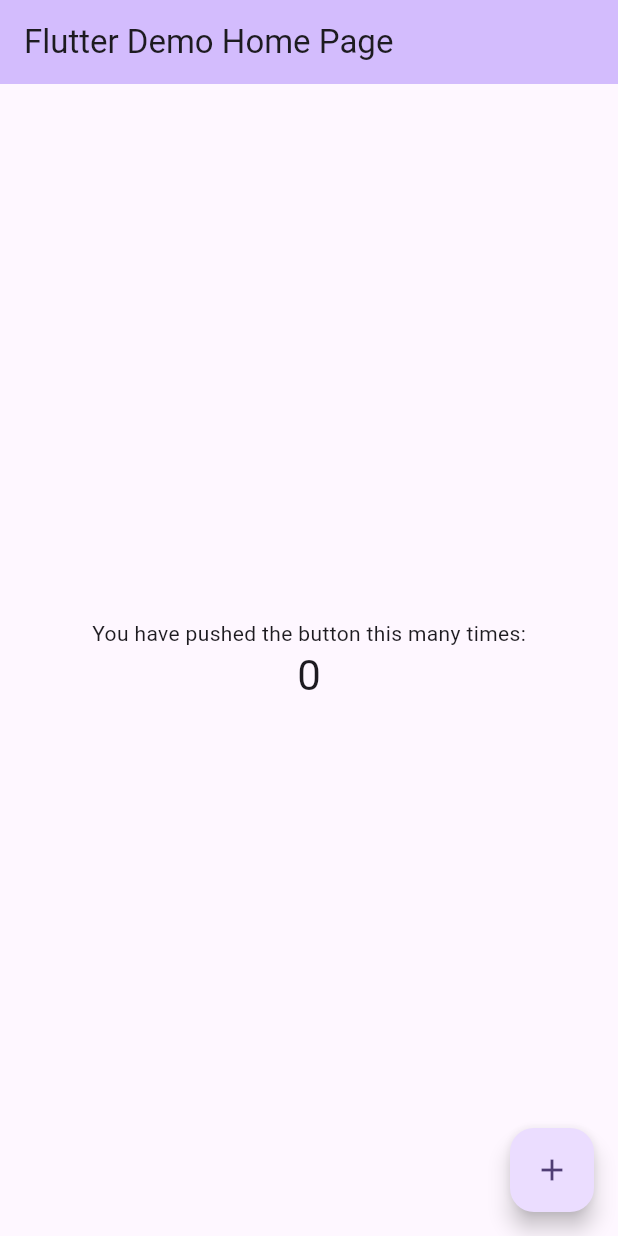
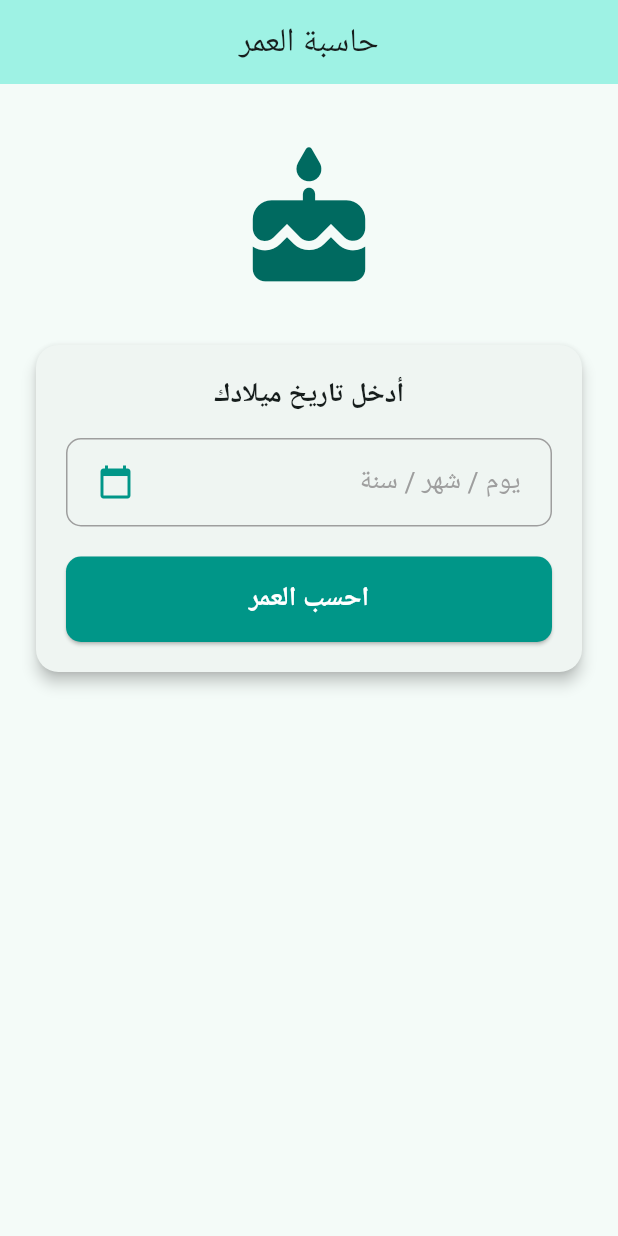
Before and after one commit to could-ai/019aeea5-fed5-7520-b5f8-c4f3a9ec2528, a Flutter app: the screen it shows after launch, on a phone screen of 412 x 824 dp. Run offline on Flutter 3.47's test engine with Material 3 defaults, Android fonts, the phone set to English and light mode, and no system bars; Roboto replaces fonts that are missing (Arial).

Commit message:
Added flutter_localizations and intl packages to support Arabic language and date formatting.; Configured MaterialApp for Arabic localization (RTL), set the theme, and defined the initial route to HomeScreen.; Created the main screen with Arabic UI. Includes date picker, age calculation logic (years, months, days), and a result display with cards.

```diff
--- /dev/null
+++ b/usr/lib/home_screen.dart
@@ -0,0 +1,249 @@
+import 'package:flutter/material.dart';
+import 'package:intl/intl.dart' as intl;
+
+class HomeScreen extends StatefulWidget {
+  const HomeScreen({super.key});
+
+  @override
+  State<HomeScreen> createState() => _HomeScreenState();
+}
+
+class _HomeScreenState extends State<HomeScreen> {
+  DateTime? _selectedDate;
+  int? _ageYears;
+  int? _ageMonths;
+  int? _ageDays;
+  String? _nextBirthdayDay;
+
+  // دالة اختيار التاريخ
+  Future<void> _selectDate(BuildContext context) async {
+    final DateTime? picked = await showDatePicker(
+      context: context,
+      initialDate: _selectedDate ?? DateTime.now(),
+      firstDate: DateTime(1900),
+      lastDate: DateTime.now(),
+      locale: const Locale('ar', 'AE'),
+      builder: (context, child) {
+        return Theme(
+          data: Theme.of(context).copyWith(
+            colorScheme: ColorScheme.fromSeed(
+              seedColor: Colors.teal,
+              primary: Colors.teal,
+            ),
+          ),
+          child: child!,
+        );
+      },
+    );
+    if (picked != null && picked != _selectedDate) {
+      setState(() {
+        _selectedDate = picked;
+        _calculateAge();
+      });
+    }
+  }
+
+  // دالة حساب العمر الدقيق
+  void _calculateAge() {
+    if (_selectedDate == null) return;
+
+    DateTime now = DateTime.now();
+    DateTime birthDate = _selectedDate!;
+
+    int years = now.year - birthDate.year;
+    int months = now.month - birthDate.month;
+    int days = now.day - birthDate.day;
+
+    if (months < 0 || (months == 0 && days < 0)) {
+      years--;
+      months += 12;
+    }
+
+    if (days < 0) {
+      final daysInPrevMonth = DateUtils.getDaysInMonth(now.year, now.month - 1);
+      days += daysInPrevMonth;
+      months--;
+    }
+
+    // حساب يوم الميلاد القادم
+    DateTime nextBirthday = DateTime(now.year, birthDate.month, birthDate.day);
+    if (nextBirthday.isBefore(now)) {
+      nextBirthday = DateTime(now.year + 1, birthDate.month, birthDate.day);
+    }
+
+    String nextBirthdayStr = intl.DateFormat('EEEE', 'ar').format(nextBirthday);
+
+    setState(() {
+      _ageYears = years;
+      _ageMonths = months;
+      _ageDays = days;
+      _nextBirthdayDay = nextBirthdayStr;
+    });
+  }
+
+  @override
+  Widget build(BuildContext context) {
+    return Scaffold(
+      appBar: AppBar(
+        title: const Text('حاسبة العمر'),
+        centerTitle: true,
+        backgroundColor: Theme.of(context).colorScheme.primaryContainer,
+      ),
+      body: SingleChildScrollView(
+        padding: const EdgeInsets.all(20.0),
+        child: Column(
+          children: [
+            const SizedBox(height: 20),
+            // أيقونة تعبيرية
+            Icon(
+              Icons.cake_rounded,
+              size: 100,
+              color: Theme.of(context).colorScheme.primary,
+            ),
+            const SizedBox(height: 30),
+
+            // بطاقة اختيار التاريخ
+            Card(
+              elevation: 4,
+              shape: RoundedRectangleBorder(borderRadius: BorderRadius.circular(15)),
+              child: Padding(
+                padding: const EdgeInsets.all(20.0),
+                child: Column(
+                  children: [
+                    const Text(
+                      'أدخل تاريخ ميلادك',
+                      style: TextStyle(fontSize: 18, fontWeight: FontWeight.bold),
+                    ),
+                    const SizedBox(height: 15),
+                    InkWell(
+                      onTap: () => _selectDate(context),
+                      child: Container(
+                        padding: const EdgeInsets.symmetric(vertical: 15, horizontal: 20),
+                        decoration: BoxDecoration(
+                          border: Border.all(color: Colors.grey),
+                          borderRadius: BorderRadius.circular(10),
+                        ),
+                        child: Row(
+                          mainAxisAlignment: MainAxisAlignment.spaceBetween,
+                          children: [
+                            Text(
+                              _selectedDate == null
+                                  ? 'يوم / شهر / سنة'
+                                  : intl.DateFormat('yyyy/MM/dd', 'en').format(_selectedDate!),
+                              style: TextStyle(
+                                fontSize: 18,
+                                color: _selectedDate == null ? Colors.grey : Colors.black,
+                              ),
+                            ),
+                            const Icon(Icons.calendar_today, color: Colors.teal),
+                          ],
+                        ),
+                      ),
+                    ),
+                    const SizedBox(height: 20),
+                    SizedBox(
+                      width: double.infinity,
+                      child: ElevatedButton(
+                        onPressed: () => _selectDate(context),
+                        style: ElevatedButton.styleFrom(
+                          backgroundColor: Colors.teal,
+                          foregroundColor: Colors.white,
+                          padding: const EdgeInsets.symmetric(vertical: 15),
+                          shape: RoundedRectangleBorder(
+                            borderRadius: BorderRadius.circular(10),
+                          ),
+                        ),
+                        child: const Text(
+                          'احسب العمر',
+                          style: TextStyle(fontSize: 18, fontWeight: FontWeight.bold),
+                        ),
+                      ),
+                    ),
+                  ],
+                ),
+              ),
+            ),
+
+            const SizedBox(height: 30),
+
+            // عرض النتائج
+            if (_ageYears != null) ...[
+              const Text(
+                'عمرك الآن هو:',
+                style: TextStyle(fontSize: 20, fontWeight: FontWeight.bold),
+              ),
+              const SizedBox(height: 15),
+              Row(
+                mainAxisAlignment: MainAxisAlignment.spaceEvenly,
+                children: [
+                  _buildInfoCard('سنة', _ageYears.toString(), Colors.blue.shade100),
+                  _buildInfoCard('شهر', _ageMonths.toString(), Colors.orange.shade100),
+                  _buildInfoCard('يوم', _ageDays.toString(), Colors.purple.shade100),
+                ],
+              ),
+              const SizedBox(height: 20),
+              Container(
+                padding: const EdgeInsets.all(15),
+                decoration: BoxDecoration(
+                  color: Colors.teal.shade50,
+                  borderRadius: BorderRadius.circular(10),
+                  border: Border.all(color: Colors.teal.shade200),
+                ),
+                child: Row(
+                  mainAxisAlignment: MainAxisAlignment.center,
+                  children: [
+                    const Icon(Icons.event, color: Colors.teal),
+                    const SizedBox(width: 10),
+                    Text(
+                      'عيد ميلادك القادم سيكون يوم $_nextBirthdayDay',
+                      style: const TextStyle(fontSize: 16, fontWeight: FontWeight.w600),
+                    ),
+                  ],
+                ),
+              ),
+            ],
+          ],
+        ),
+      ),
+    );
+  }
+
+  Widget _buildInfoCard(String label, String value, Color color) {
+    return Container(
+      width: 90,
+      padding: const EdgeInsets.symmetric(vertical: 15),
+      decoration: BoxDecoration(
+        color: color,
+        borderRadius: BorderRadius.circular(15),
+        boxShadow: [
+          BoxShadow(
+            color: Colors.grey.withOpacity(0.2),
+            spreadRadius: 1,
+            blurRadius: 5,
+            offset: const Offset(0, 3),
+          ),
+        ],
+      ),
+      child: Column(
+        children: [
+          Text(
+            value,
+            style: const TextStyle(
+              fontSize: 24,
+              fontWeight: FontWeight.bold,
+              color: Colors.black87,
+            ),
+          ),
+          const SizedBox(height: 5),
+          Text(
+            label,
+            style: const TextStyle(
+              fontSize: 16,
+              color: Colors.black54,
+            ),
+          ),
+        ],
+      ),
+    );
+  }
+}
--- a/usr/lib/main.dart
+++ b/usr/lib/main.dart
@@ -1,4 +1,6 @@
 import 'package:flutter/material.dart';
+import 'package:flutter_localizations/flutter_localizations.dart';
+import 'home_screen.dart';
 
 void main() {
   runApp(const MyApp());
@@ -7,117 +9,30 @@ void main() {
 class MyApp extends StatelessWidget {
   const MyApp({super.key});
 
-  // This widget is the root of your application.
   @override
   Widget build(BuildContext context) {
     return MaterialApp(
-      title: 'Flutter Demo',
+      title: 'حساب العمر',
       debugShowCheckedModeBanner: false,
+      // إعدادات اللغة العربية
+      locale: const Locale('ar', 'AE'),
+      supportedLocales: const [
+        Locale('ar', 'AE'), // Arabic
+      ],
+      localizationsDelegates: const [
+        GlobalMaterialLocalizations.delegate,
+        GlobalWidgetsLocalizations.delegate,
+        GlobalCupertinoLocalizations.delegate,
+      ],
       theme: ThemeData(
-        // This is the theme of your application.
-        //
-        // TRY THIS: Try running your application with "flutter run". You'll see
-        // the application has a purple toolbar. Then, without quitting the app,
-        // try changing the seedColor in the colorScheme below to Colors.green
-        // and then invoke "hot reload" (save your changes or press the "hot
-        // reload" button in a Flutter-supported IDE, or press "r" if you used
-        // the command line to start the app).
-        //
-        // Notice that the counter didn't reset back to zero; the application
-        // state is not lost during the reload. To reset the state, use hot
-        // restart instead.
-        //
-        // This works for code too, not just values: Most code changes can be
-        // tested with just a hot reload.
-        colorScheme: ColorScheme.fromSeed(seedColor: Colors.deepPurple),
+        colorScheme: ColorScheme.fromSeed(seedColor: Colors.teal),
+        useMaterial3: true,
+        fontFamily: 'Arial', // Fallback font that supports Arabic well
       ),
       initialRoute: '/',
       routes: {
-        '/': (context) => const MyHomePage(title: 'Flutter Demo Home Page'),
+        '/': (context) => const HomeScreen(),
       },
     );
   }
 }
-
-class MyHomePage extends StatefulWidget {
-  const MyHomePage({super.key, required this.title});
-
-  // This widget is the home page of your application. It is stateful, meaning
-  // that it has a State object (defined below) that contains fields that affect
-  // how it looks.
-
-  // This class is the configuration for the state. It holds the values (in this
-  // case the title) provided by the parent (in this case the App widget) and
-  // used by the build method of the State. Fields in a Widget subclass are
-  // always marked "final".
-
-  final String title;
-
-  @override
-  State<MyHomePage> createState() => _MyHomePageState();
-}
-
-class _MyHomePageState extends State<MyHomePage> {
-  int _counter = 0;
-
-  void _incrementCounter() {
-    setState(() {
-      // This call to setState tells the Flutter framework that something has
-      // changed in this State, which causes it to rerun the build method below
-      // so that the display can reflect the updated values. If we changed
-      // _counter without calling setState(), then the build method would not be
-      // called again, and so nothing would appear to happen.
-      _counter++;
-    });
-  }
-
-  @override
-  Widget build(BuildContext context) {
-    // This method is rerun every time setState is called, for instance as done
-    // by the _incrementCounter method above.
-    //
-    // The Flutter framework has been optimized to make rerunning build methods
-    // fast, so that you can just rebuild anything that needs updating rather
-    // than having to individually change instances of widgets.
-    return Scaffold(
-      appBar: AppBar(
-        // TRY THIS: Try changing the color here to a specific color (to
-        // Colors.amber, perhaps?) and trigger a hot reload to see the AppBar
-        // change color while the other colors stay the same.
-        backgroundColor: Theme.of(context).colorScheme.inversePrimary,
-        // Here we take the value from the MyHomePage object that was created by
-        // the App.build method, and use it to set our appbar title.
-        title: Text(widget.title),
-      ),
-      body: Center(
-        // Center is a layout widget. It takes a single child and positions it
-        // in the middle of the parent.
-        child: Column(
-          // Column is also a layout widget. It takes a list of children and
-          // arranges them vertically. By default, it sizes itself to fit its
-          // children horizontally, and tries to be as tall as its parent.
-          //
-          // Column has various properties to control how it sizes itself and
-          // how it positions its children. Here we use mainAxisAlignment to
-          // center the children vertically; the main axis here is the vertical
-          // axis because Columns are vertical (the cross axis would be
-          // horizontal).
-          //
-          // TRY THIS: Invoke "debug painting" (choose the "Toggle Debug Paint"
-          // action in the IDE, or press "p" in the console), to see the
-          // wireframe for each widget.
-          mainAxisAlignment: MainAxisAlignment.center,
-          children: <Widget>[
-            const Text('You have pushed the button this many times:'),
-            Text('$_counter', style: Theme.of(context).textTheme.headlineMedium),
-          ],
-        ),
-      ),
-      floatingActionButton: FloatingActionButton(
-        onPressed: _incrementCounter,
-        tooltip: 'Increment',
-        child: const Icon(Icons.add),
-      ), // This trailing comma makes auto-formatting nicer for build methods.
-    );
-  }
-}
```
Also changed, not shown: usr/pubspec.yaml (+4 -70 lines).
